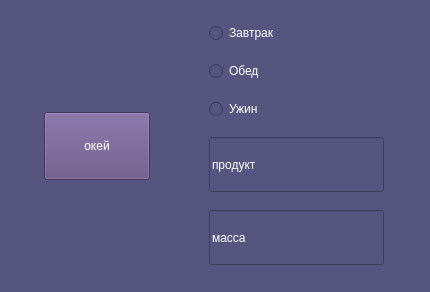
Qt form add.ui (konstantin-moskovskiy/Calorie-App) before a commit.
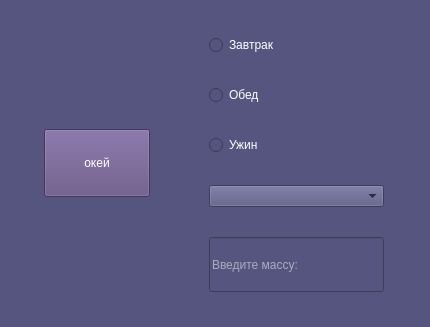
The same form after that commit.

Commit message: Added a welcome window and a selection of products to add

Patch:
```diff
--- a/add.ui
+++ b/add.ui
@@ -7,7 +7,7 @@
     <x>0</x>
     <y>0</y>
     <width>430</width>
-    <height>292</height>
+    <height>327</height>
    </rect>
   </property>
   <property name="maximumSize">
@@ -324,9 +324,9 @@
             <colorrole role="Button">
              <brush brushstyle="SolidPattern">
               <color alpha="255">
-               <red>0</red>
+               <red>85</red>
                <green>85</green>
-               <blue>0</blue>
+               <blue>127</blue>
               </color>
              </brush>
             </colorrole>
@@ -396,18 +396,18 @@
             <colorrole role="Base">
              <brush brushstyle="SolidPattern">
               <color alpha="255">
-               <red>0</red>
-               <green>0</green>
-               <blue>0</blue>
+               <red>85</red>
+               <green>85</green>
+               <blue>127</blue>
               </color>
              </brush>
             </colorrole>
             <colorrole role="Window">
              <brush brushstyle="SolidPattern">
               <color alpha="255">
-               <red>0</red>
+               <red>85</red>
                <green>85</green>
-               <blue>0</blue>
+               <blue>127</blue>
               </color>
              </brush>
             </colorrole>
@@ -461,9 +461,9 @@
             <colorrole role="Button">
              <brush brushstyle="SolidPattern">
               <color alpha="255">
-               <red>0</red>
+               <red>85</red>
                <green>85</green>
-               <blue>0</blue>
+               <blue>127</blue>
               </color>
              </brush>
             </colorrole>
@@ -533,18 +533,18 @@
             <colorrole role="Base">
              <brush brushstyle="SolidPattern">
               <color alpha="255">
-               <red>0</red>
-               <green>0</green>
-               <blue>0</blue>
+               <red>85</red>
+               <green>85</green>
+               <blue>127</blue>
               </color>
              </brush>
             </colorrole>
             <colorrole role="Window">
              <brush brushstyle="SolidPattern">
               <color alpha="255">
-               <red>0</red>
+               <red>85</red>
                <green>85</green>
-               <blue>0</blue>
+               <blue>127</blue>
               </color>
              </brush>
             </colorrole>
@@ -598,9 +598,9 @@
             <colorrole role="Button">
              <brush brushstyle="SolidPattern">
               <color alpha="255">
-               <red>0</red>
+               <red>85</red>
                <green>85</green>
-               <blue>0</blue>
+               <blue>127</blue>
               </color>
              </brush>
             </colorrole>
@@ -670,18 +670,18 @@
             <colorrole role="Base">
              <brush brushstyle="SolidPattern">
               <color alpha="255">
-               <red>0</red>
+               <red>85</red>
                <green>85</green>
-               <blue>0</blue>
+               <blue>127</blue>
               </color>
              </brush>
             </colorrole>
             <colorrole role="Window">
              <brush brushstyle="SolidPattern">
               <color alpha="255">
-               <red>0</red>
+               <red>85</red>
                <green>85</green>
-               <blue>0</blue>
+               <blue>127</blue>
               </color>
              </brush>
             </colorrole>
@@ -730,18 +730,12 @@
         </widget>
        </item>
        <item>
-        <widget class="QLineEdit" name="product_lineEdit">
-         <property name="maximumSize">
-          <size>
-           <width>175</width>
-           <height>55</height>
-          </size>
+        <widget class="QComboBox" name="chooseBox">
+         <property name="currentText">
+          <string/>
          </property>
-         <property name="styleSheet">
-          <string notr="true">color: rgb(255, 255, 255);</string>
-         </property>
-         <property name="text">
-          <string>продукт</string>
+         <property name="minimumContentsLength">
+          <number>1</number>
          </property>
         </widget>
        </item>
@@ -757,7 +751,10 @@
           <string notr="true">color: rgb(255, 255, 255);</string>
          </property>
          <property name="text">
-          <string>масса</string>
+          <string/>
+         </property>
+         <property name="placeholderText">
+          <string>Введите массу:</string>
          </property>
         </widget>
        </item>
```
The commit also changes 8 other files.
